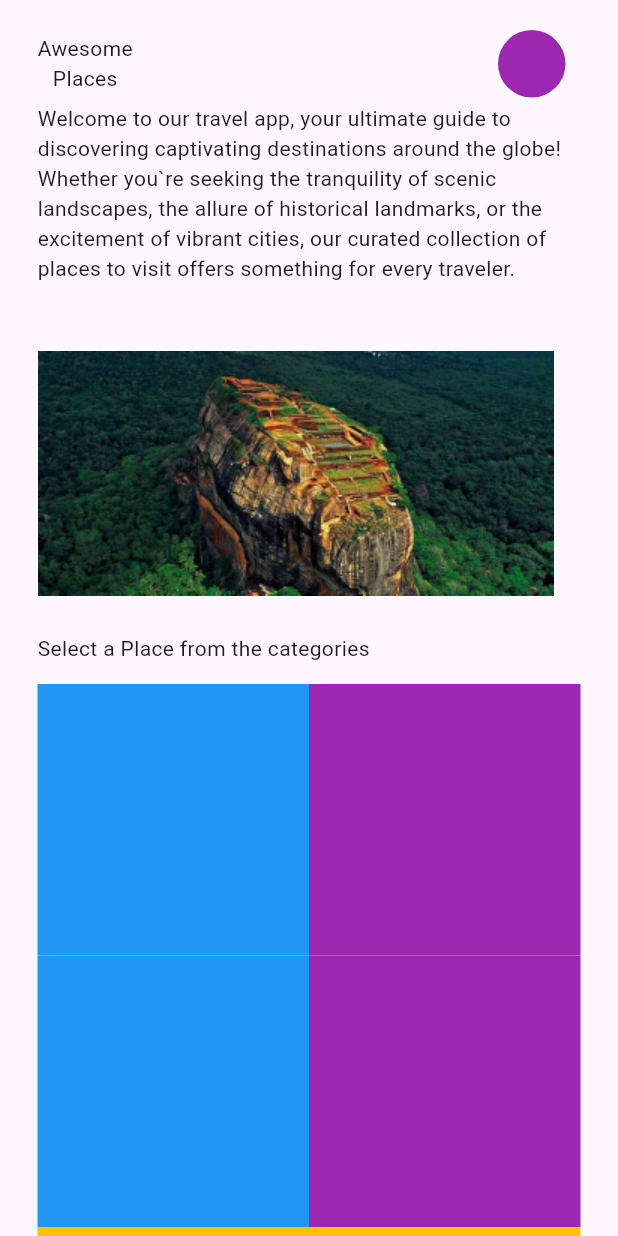
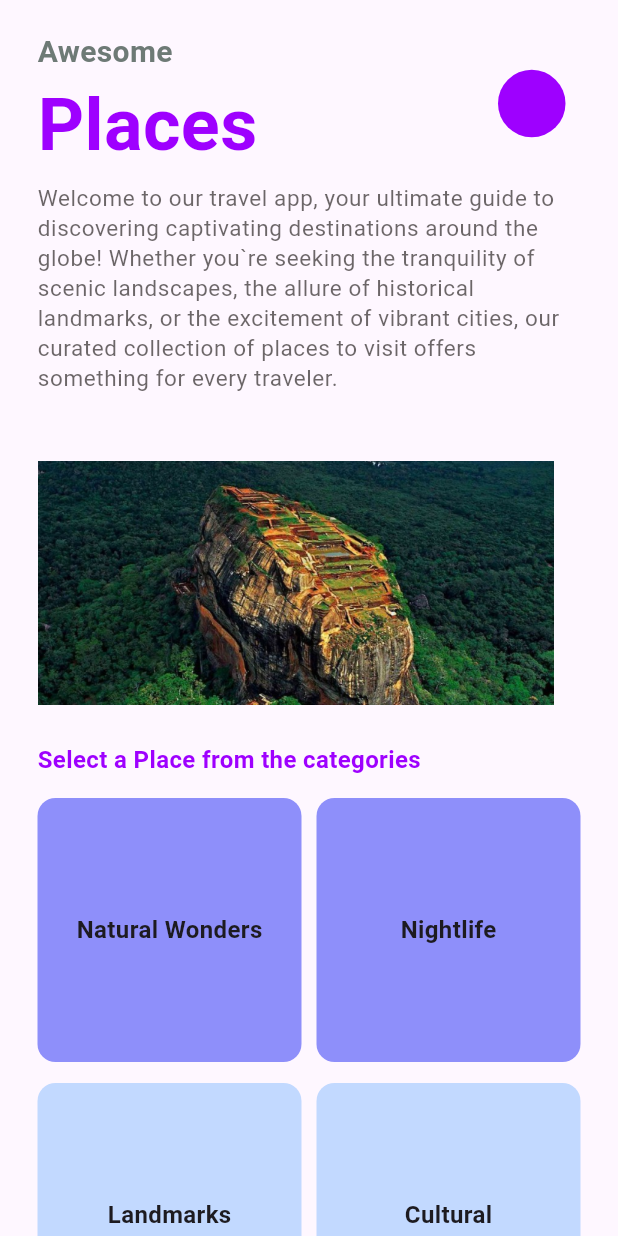
Before and after one commit to alinakornieieva/flutter_layout_travel_app, a Flutter app: the screen it shows after launch, on a phone screen of 412 x 824 dp. Run offline on Flutter 3.47's test engine with Material 3 defaults, Android fonts, the light colour scheme and no system bars.

Commit message:
Added images, created file for colors, improved HomeScreen UI

```diff
--- a/lib/features/home/home_screen.dart
+++ b/lib/features/home/home_screen.dart
@@ -1,10 +1,13 @@
 import 'package:flutter/material.dart';
+
+import '../../uikit/ui_colors.dart';
 
 class HomeScreen extends StatelessWidget {
   const HomeScreen({super.key});
 
   @override
   Widget build(BuildContext context) {
+    final theme = Theme.of(context);
     return Scaffold(
       body: SingleChildScrollView(
         child: SafeArea(
@@ -20,43 +23,89 @@ class HomeScreen extends StatelessWidget {
                       mainAxisAlignment: MainAxisAlignment.spaceBetween,
                       children: [
                         const Column(
-                          children: [Text('Awesome'), Text('Places')],
+                          crossAxisAlignment: CrossAxisAlignment.start,
+                          children: [
+                            Text('Awesome',
+                                style: TextStyle(
+                                    color: Color(0xFF6E7A76), fontSize: 20)),
+                            Text('Places',
+                                style: TextStyle(
+                                    color: UIColor.purple,
+                                    fontSize: 48,
+                                    fontWeight: FontWeight.bold))
+                          ],
                         ),
                         Container(
                           decoration: const BoxDecoration(
-                              shape: BoxShape.circle, color: Colors.purple),
+                              shape: BoxShape.circle, color: UIColor.purple),
                           width: 45,
                           height: 45,
                         )
                       ]),
                 ),
-                const Text(
-                    'Welcome to our travel app, your ultimate guide to discovering captivating destinations around the globe! Whether you`re seeking the tranquility of scenic landscapes, the allure of historical landmarks, or the excitement of vibrant cities, our curated collection of places to visit offers something for every traveler.'),
+                Text(
+                    'Welcome to our travel app, your ultimate guide to discovering captivating destinations around the globe! Whether you`re seeking the tranquility of scenic landscapes, the allure of historical landmarks, or the excitement of vibrant cities, our curated collection of places to visit offers something for every traveler.',
+                    style: theme.textTheme.bodySmall),
                 const SizedBox(height: 45.0),
                 Image.asset('assets/image_1.png'),
                 const SizedBox(height: 25.0),
-                const Text('Select a Place from the categories'),
+                const Text('Select a Place from the categories',
+                    style: TextStyle(
+                        color: UIColor.purple,
+                        fontSize: 16,
+                        fontWeight: FontWeight.w600)),
                 const SizedBox(height: 14.0),
                 GridView.count(
                   crossAxisCount: 2,
+                  crossAxisSpacing: 10,
+                  mainAxisSpacing: 14,
                   shrinkWrap: true,
+                  physics: const NeverScrollableScrollPhysics(),
                   children: [
                     Container(
-                      color: Colors.blue,
-                    ),
+                        decoration: BoxDecoration(
+                            borderRadius: BorderRadius.circular(12),
+                            color: UIColor.lightPurple),
+                        height: 112,
+                        child: Center(
+                            child: Text('Natural Wonders',
+                                style: theme.textTheme.bodyMedium))),
                     Container(
-                      color: Colors.purple,
-                    ),
+                        decoration: BoxDecoration(
+                            borderRadius: BorderRadius.circular(12),
+                            color: UIColor.lightPurple),
+                        height: 112,
+                        child: Center(
+                            child: Text('Nightlife',
+                                style: theme.textTheme.bodyMedium))),
                     Container(
-                      color: Colors.blue,
-                    ),
+                        decoration: BoxDecoration(
+                            borderRadius: BorderRadius.circular(12),
+                            color: const Color(0xFFC2D9FF)),
+                        height: 112,
+                        child: Center(
+                            child: Text('Landmarks',
+                                style: theme.textTheme.bodyMedium))),
                     Container(
-                      color: Colors.purple,
-                    ),
+                        decoration: BoxDecoration(
+                            borderRadius: BorderRadius.circular(12),
+                            color: const Color(0xFFC2D9FF)),
+                        height: 112,
+                        child: Center(
+                            child: Text('Cultural',
+                                style: theme.textTheme.bodyMedium))),
                   ],
                 ),
+                const SizedBox(height: 14),
                 Container(
-                    color: Colors.amber, height: 200.0, width: double.infinity)
+                    decoration: BoxDecoration(
+                        borderRadius: BorderRadius.circular(12),
+                        color: const Color(0xFFFFE500)),
+                    height: 112,
+                    width: double.infinity,
+                    child: Center(
+                        child: Text('Book For A Ride Today!',
+                            style: theme.textTheme.bodyMedium)))
               ],
             ),
           ),
--- a/lib/main.dart
+++ b/lib/main.dart
@@ -13,6 +13,12 @@ class MyApp extends StatelessWidget {
     return MaterialApp(
         title: 'Travel App',
         theme: ThemeData(
+          textTheme: TextTheme(
+              bodyMedium:
+                  const TextStyle(fontWeight: FontWeight.w600, fontSize: 16),
+              bodySmall: TextStyle(
+                  fontSize: 15,
+                  color: const Color(0xFF3B3636).withOpacity(0.75))),
           colorScheme: ColorScheme.fromSeed(seedColor: Colors.deepPurple),
           useMaterial3: true,
         ),
--- /dev/null
+++ b/lib/uikit/ui_colors.dart
@@ -0,0 +1,8 @@
+import 'package:flutter/painting.dart';
+
+class UIColor {
+  UIColor._();
+
+  static const Color purple = Color(0xFF9E00FF);
+  static const Color lightPurple = Color(0xFF8E8FFA);
+}
```
Also changed, not shown: assets/2.0x/image_1.png (added), assets/3.0x/image_1.png (added).
